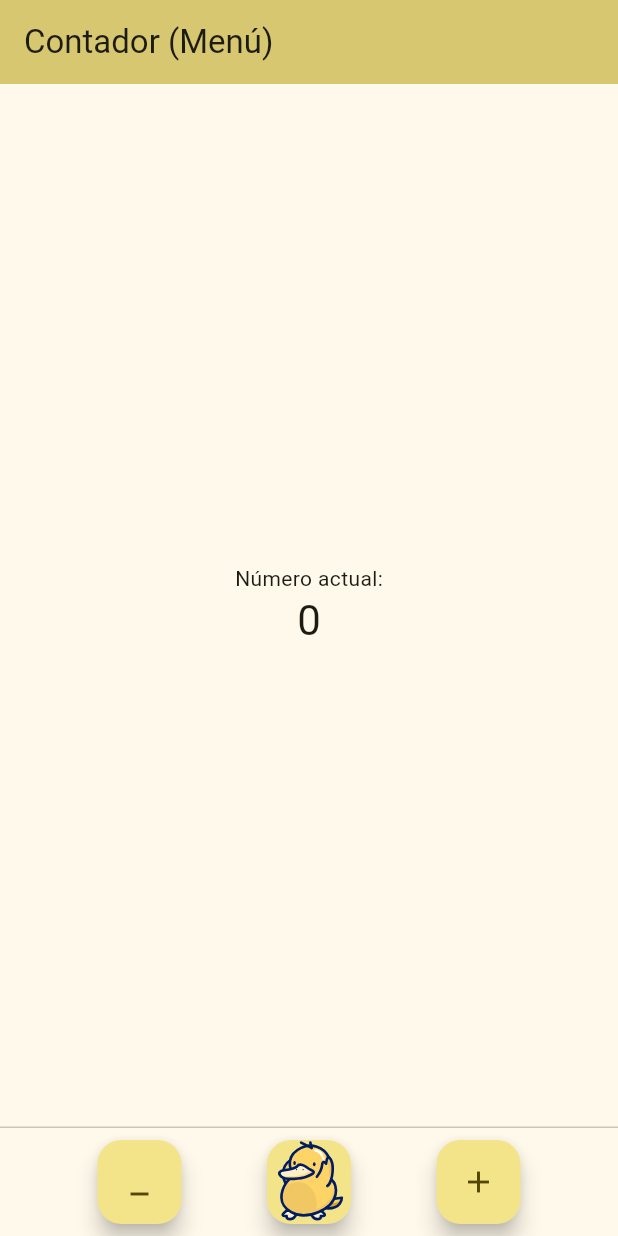
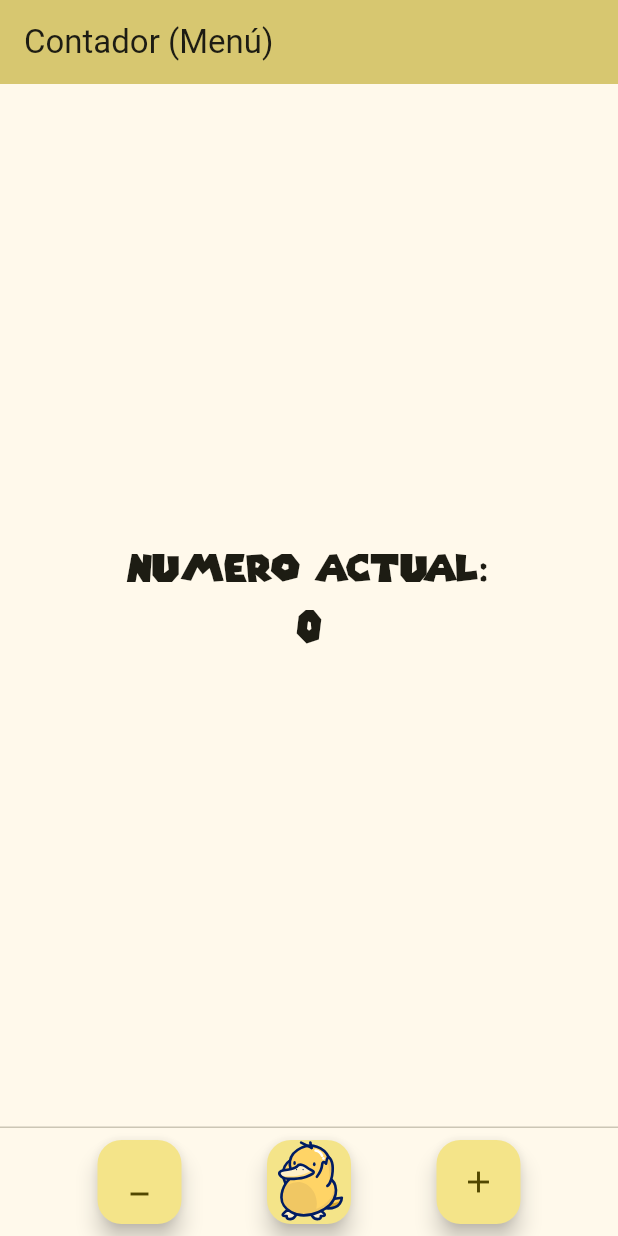
Before and after one commit to Katakur/Laboratorio_3, a Flutter app: the screen it shows after launch, on a phone screen of 412 x 824 dp. Run offline on Flutter 3.47's test engine with Material 3 defaults, Android fonts, the phone set to English and light mode, and no system bars; our stand-ins replace flutter_svg.

Commit message:
Laboratorio 4 (Imagen y Fuente)

```diff
--- a/lab3/lib/main.dart
+++ b/lab3/lib/main.dart
@@ -58,6 +58,7 @@ class MyHomePage extends StatefulWidget {
 class _MyHomePageState extends State<MyHomePage> {
   int _counter = 0; // Contador
   String icon1 = "assets/icons/Icono1.svg";
+  String font1 = "fonts/SuperMario256.ttf";
 
   void _incrementCounter() {
     setState(() {
@@ -118,11 +119,12 @@ class _MyHomePageState extends State<MyHomePage> {
           mainAxisAlignment: MainAxisAlignment.center,
           children: <Widget>[
             const Text(
-              'Número actual:',
+              'Numero actual:',
+              style: TextStyle(fontFamily: 'Mario', fontSize: 25)
             ),
             Text(
               '$_counter',
-              style: Theme.of(context).textTheme.headlineMedium,
+              style: TextStyle(fontFamily: 'Mario', fontSize: 30),
             ),
           ],
         ),
```
Also changed, not shown: lab3/pubspec.yaml (+8 -5 lines), lab3/fonts/SuperMario256.ttf (added), lab3/pubspec.lock.
